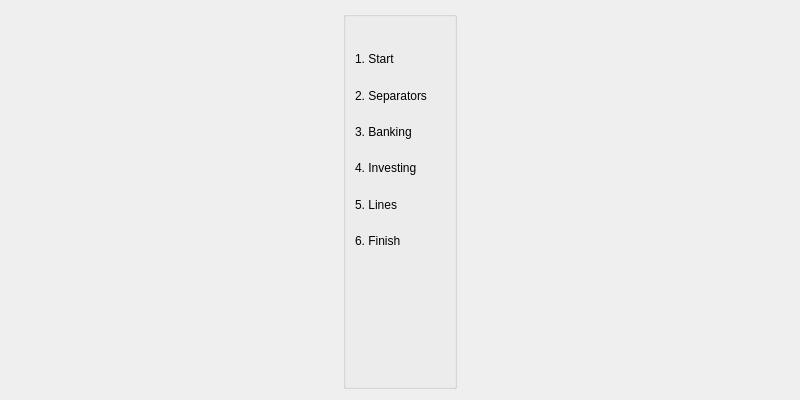
Old version of the form kmymoney/plugins/csvimport/csvwizard.ui in the repository KDE/kmymoney.
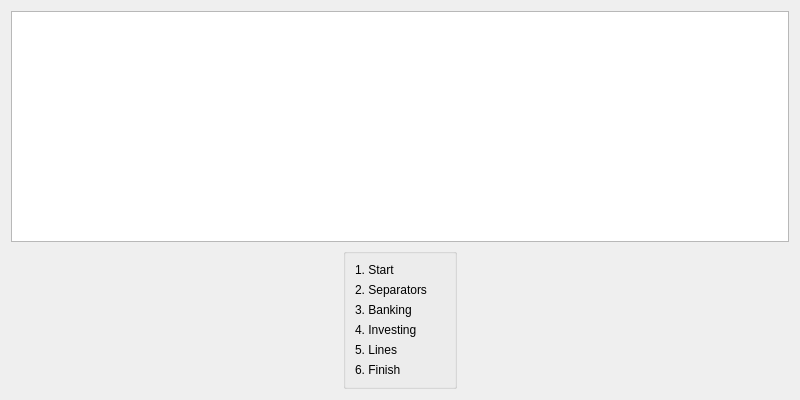
New version of the form.

Commit message: Integrate tableWidget into CSVWizard

The edit to the form file:
```diff
--- a/kmymoney/plugins/csvimport/csvwizard.ui
+++ b/kmymoney/plugins/csvimport/csvwizard.ui
@@ -13,13 +13,29 @@
   <property name="windowTitle">
    <string>CSVWizard</string>
   </property>
-  <layout class="QVBoxLayout" name="verticalLayout">
+  <layout class="QVBoxLayout" name="verticalLayout" stretch="200,1">
+   <item>
+    <widget class="QTableWidget" name="tableWidget">
+     <property name="sizeAdjustPolicy">
+      <enum>QAbstractScrollArea::AdjustToContents</enum>
+     </property>
+     <property name="selectionMode">
+      <enum>QAbstractItemView::MultiSelection</enum>
+     </property>
+     <attribute name="horizontalHeaderStretchLastSection">
+      <bool>true</bool>
+     </attribute>
+     <attribute name="verticalHeaderStretchLastSection">
+      <bool>false</bool>
+     </attribute>
+    </widget>
+   </item>
    <item>
     <layout class="QHBoxLayout" name="horizontalLayout">
      <item>
       <widget class="QGroupBox" name="groupBox_stage">
        <property name="sizePolicy">
-        <sizepolicy hsizetype="Maximum" vsizetype="Preferred">
+        <sizepolicy hsizetype="Maximum" vsizetype="Maximum">
          <horstretch>0</horstretch>
          <verstretch>0</verstretch>
         </sizepolicy>
```
The commit also changes 8 other files.
